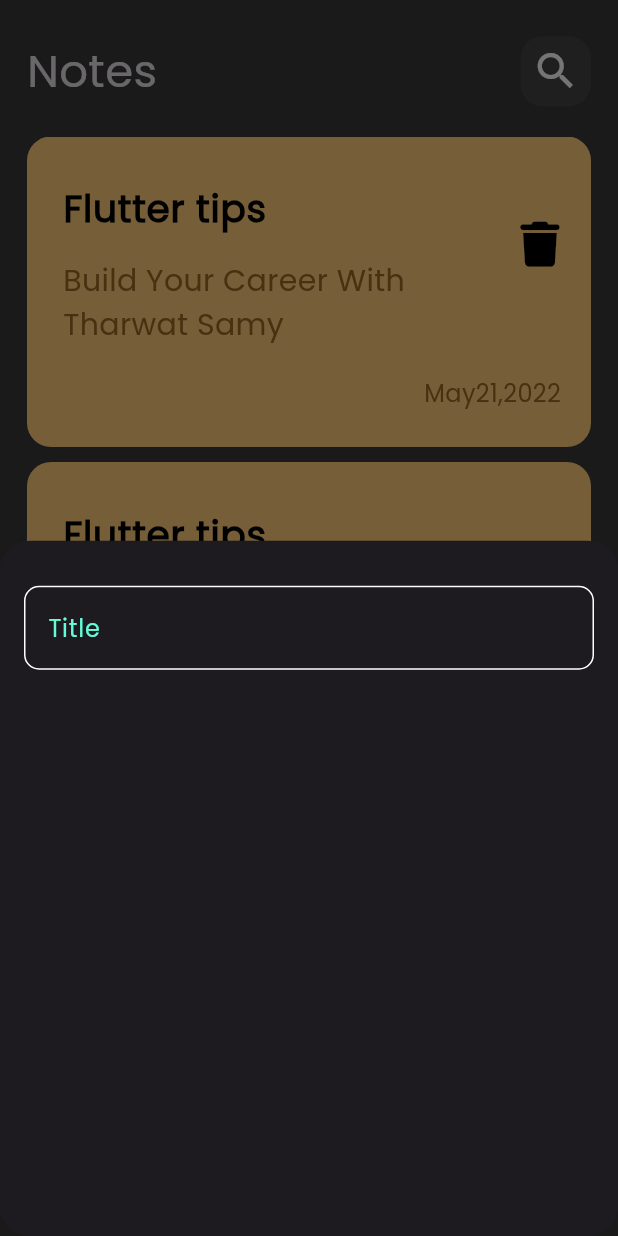
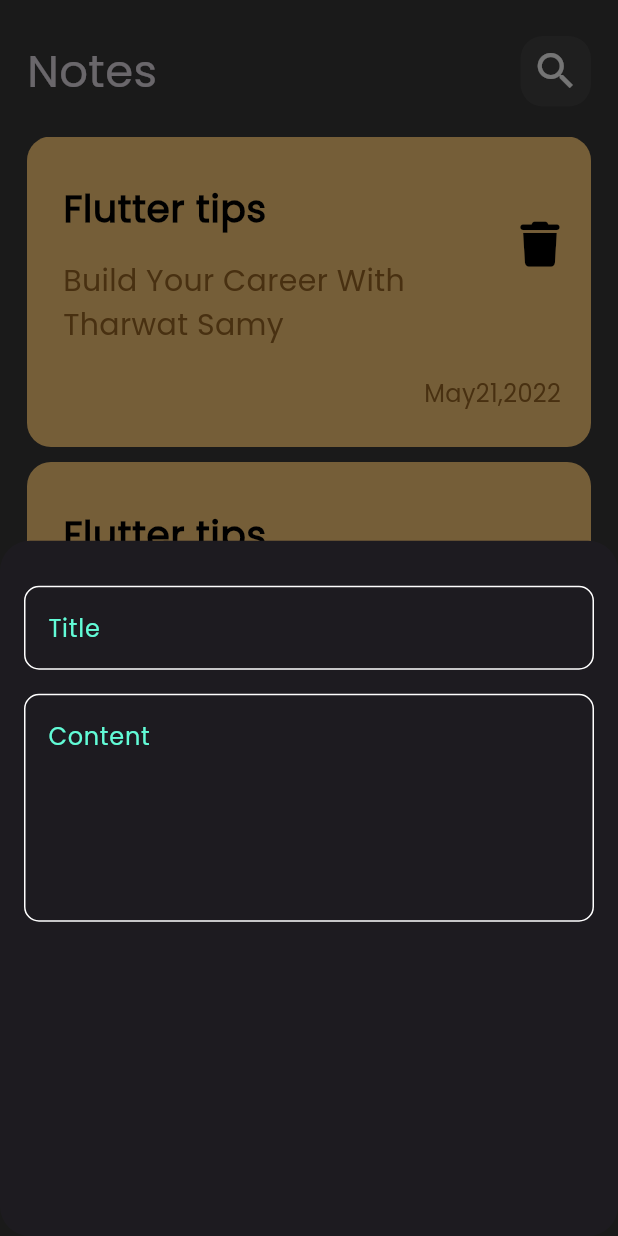
Before and after one commit to Mo967tech/notes_app, a Flutter app: the screen it shows after launch, after a tap on an icon or button, on a phone screen of 412 x 824 dp. Run offline on Flutter 3.47's test engine with Material 3 defaults, Android fonts, the phone set to English and light mode, and no system bars; our stand-ins replace font_awesome_flutter.

Commit message:
add fields to notes bottom sheet

```diff
--- a/lib/widgets/add_node_bottom_sheet.dart
+++ b/lib/widgets/add_node_bottom_sheet.dart
@@ -11,7 +11,9 @@ class AddNoteBottomSheet extends StatelessWidget {
       child: Column(
         children: [
           SizedBox(height: 30),
-          CustomTextField(),
+          CustomTextField(hint: "Title"),
+          SizedBox(height: 16),
+          CustomTextField(hint: "Content", maxLines: 5),
         ],
       ),
     );
--- a/lib/widgets/custom_text_field.dart
+++ b/lib/widgets/custom_text_field.dart
@@ -2,14 +2,22 @@ import 'package:flutter/material.dart';
 import 'package:notes_app/constants.dart';
 
 class CustomTextField extends StatelessWidget {
-  const CustomTextField({super.key});
+  final String hint;
+  final int maxLines;
+
+  const CustomTextField({
+    required this.hint,
+    this.maxLines = 1,
+    super.key,
+  });
 
   @override
   Widget build(BuildContext context) {
     return TextField(
       cursorColor: kPrimaryColor,
+      maxLines: maxLines,
       decoration: InputDecoration(
-        hintText: "Title",
+        hintText: hint,
         hintStyle: const TextStyle(
           color: kPrimaryColor,
         ),
```
